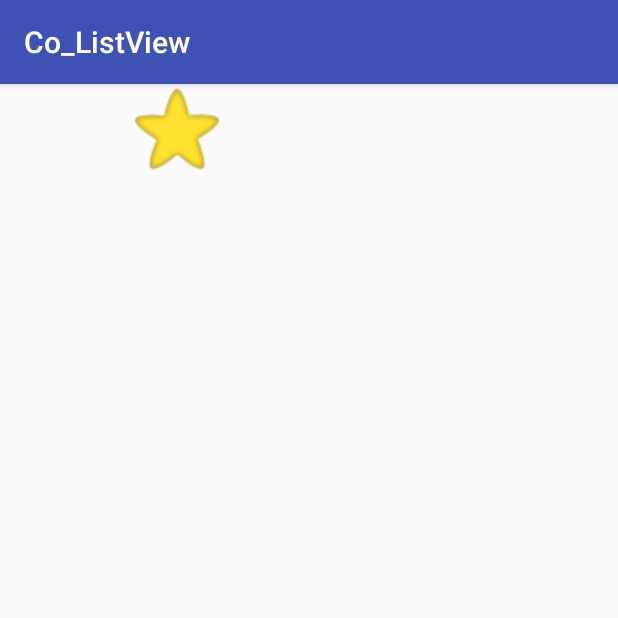
After one commit to tzejian/Co_ListView, an Android app: the SecondActivity screen opened directly, with no data from a screen before it, on a phone screen of 412 x 824 dp, the top half of it. The commit adds this screen. Run offline under Robolectric (Android 15) with nearby library versions, the phone set to English and light mode, and no system bars.

Commit message:
Updated SecondActivity.java

```diff
--- a/app/src/main/AndroidManifest.xml
+++ b/app/src/main/AndroidManifest.xml
@@ -16,6 +16,7 @@
                 <category android:name="android.intent.category.LAUNCHER" />
             </intent-filter>
         </activity>
+        <activity android:name=".SecondActivity"/>
     </application>
 
 </manifest>
--- /dev/null
+++ b/app/src/main/java/com/example/a127107/co_listview/SecondActivity.java
@@ -0,0 +1,32 @@
+package com.example.a127107.co_listview;
+
+import android.content.Intent;
+import android.os.Bundle;
+import android.support.v7.app.AppCompatActivity;
+import android.widget.ImageView;
+import android.widget.TextView;
+
+/**
+ * Created by 15017167 on 25/4/2017.
+ */
+
+public class SecondActivity extends AppCompatActivity {
+
+    ImageView iv;
+    TextView tv;
+
+    @Override
+    protected void onCreate(Bundle savedInstanceState) {
+        super.onCreate(savedInstanceState);
+        setContentView(R.layout.row_1);
+
+        iv = (ImageView)findViewById(R.id.ivModule);
+        tv = (TextView)findViewById(R.id.module);
+
+        Intent intentReceiveModule = getIntent();
+        String strMod = intentReceiveModule.getStringExtra("module");
+        iv.setImageResource(R.drawable.star);
+        tv.setText(strMod);
+    }
+
+}
```
Also changed, not shown: app/src/main/java/com/example/a127107/co_listview/MainActivity.java (+17 -0 lines), app/src/main/java/com/example/a127107/co_listview/YearAdapter.java (+9 -10 lines), app/src/main/res/layout/row_1.xml (+0 -8 lines).
